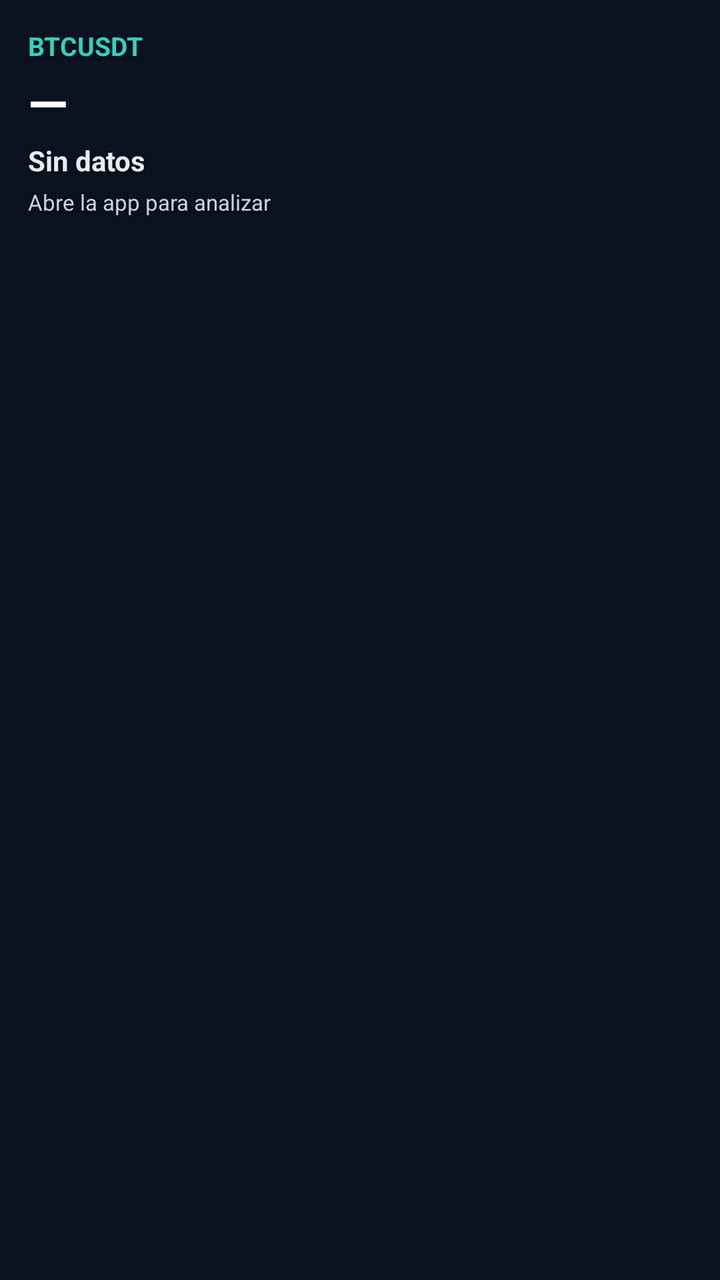
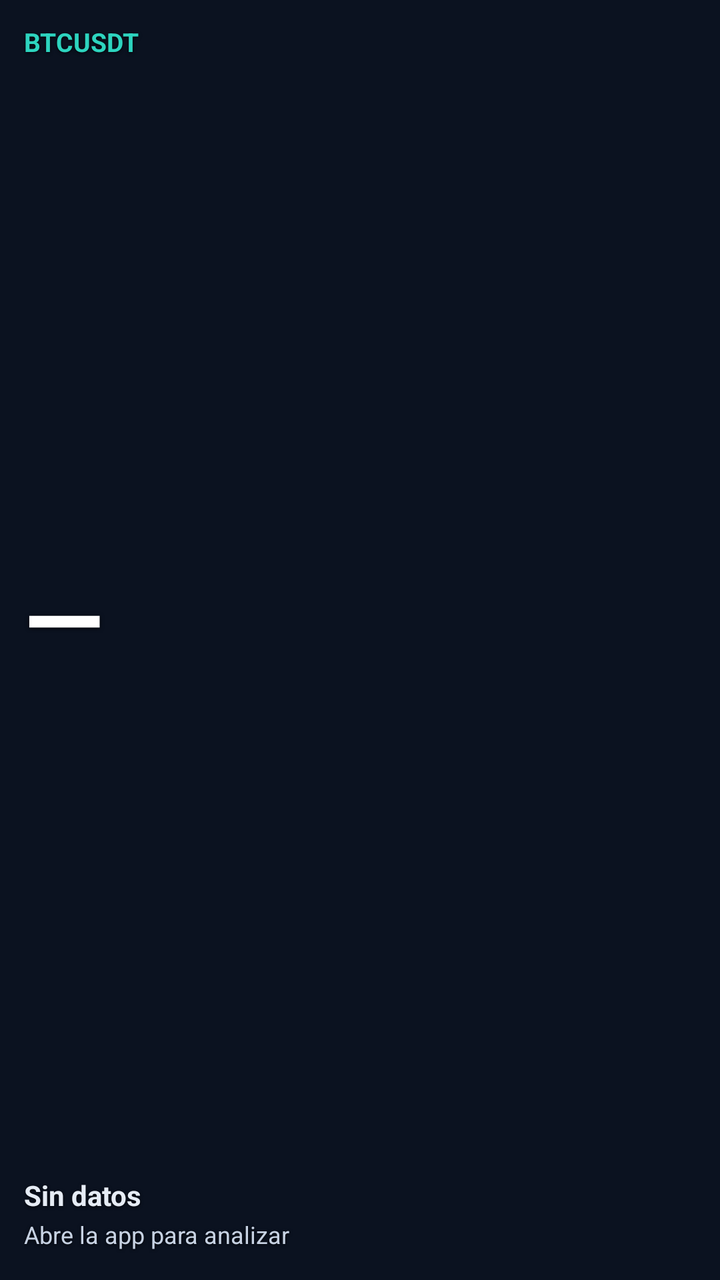

Before-and-after screenshots of an Android layout around one commit, followed by the original layout XML and the change that was made.
<!-- AndroidManifest.xml: application theme Theme.OctoTrading -->
<!-- res/layout/widget_octo.xml -->
<?xml version="1.0" encoding="utf-8"?>
<FrameLayout xmlns:android="http://schemas.android.com/apk/res/android"
    android:id="@+id/widget_root"
    android:layout_width="match_parent"
    android:layout_height="match_parent">

    <ImageView
        android:id="@+id/widget_bg_image"
        android:layout_width="match_parent"
        android:layout_height="match_parent"
        android:scaleType="fitXY"
        android:contentDescription="@null" />

    <LinearLayout
        android:layout_width="match_parent"
        android:layout_height="match_parent"
        android:orientation="vertical"
        android:padding="14dp">

        <TextView
            android:id="@+id/widget_symbol"
            android:layout_width="wrap_content"
            android:layout_height="wrap_content"
            android:textColor="#2DD4BF"
            android:textSize="13sp"
            android:textStyle="bold"
            android:shadowColor="#CC000000"
            android:shadowDx="0"
            android:shadowDy="1"
            android:shadowRadius="4"
            android:text="BTCUSDT" />

        <TextView
            android:id="@+id/widget_price"
            android:layout_width="wrap_content"
            android:layout_height="wrap_content"
            android:paddingTop="2dp"
            android:textColor="#FFFFFF"
            android:textSize="26sp"
            android:textStyle="bold"
            android:shadowColor="#CC000000"
            android:shadowDx="0"
            android:shadowDy="1"
            android:shadowRadius="5"
            android:text="—" />

        <TextView
            android:id="@+id/widget_action"
            android:layout_width="wrap_content"
            android:layout_height="wrap_content"
            android:paddingTop="2dp"
            android:textColor="#E6ECF5"
            android:textSize="14sp"
            android:textStyle="bold"
            android:shadowColor="#CC000000"
            android:shadowDx="0"
            android:shadowDy="1"
            android:shadowRadius="4"
            android:text="Sin datos" />

        <TextView
            android:id="@+id/widget_hint"
            android:layout_width="wrap_content"
            android:layout_height="wrap_content"
            android:paddingTop="4dp"
            android:textColor="#C7D2E3"
            android:textSize="11sp"
            android:shadowColor="#CC000000"
            android:shadowDx="0"
            android:shadowDy="1"
            android:shadowRadius="4"
            android:text="Abre la app para analizar" />

    </LinearLayout>

</FrameLayout>
<!-- resources referenced by this layout -->
<resources>
  <style name="Theme.OctoTrading" parent="android:Theme.Material.NoActionBar">
          <item name="android:statusBarColor">#0B1220</item>
          <item name="android:navigationBarColor">#0B1220</item>
          <item name="android:windowBackground">#0B1220</item>
      </style>
</resources>

<!-- the commit's change to res/layout/widget_octo.xml (unified diff, before → after) -->
@@ -15,12 +15,16 @@
         android:layout_width="match_parent"
         android:layout_height="match_parent"
         android:orientation="vertical"
-        android:padding="14dp">
+        android:padding="12dp">
 
         <TextView
             android:id="@+id/widget_symbol"
-            android:layout_width="wrap_content"
+            android:layout_width="match_parent"
             android:layout_height="wrap_content"
+            android:maxLines="1"
+            android:autoSizeTextType="uniform"
+            android:autoSizeMinTextSize="10sp"
+            android:autoSizeMaxTextSize="18sp"
             android:textColor="#2DD4BF"
             android:textSize="13sp"
             android:textStyle="bold"
@@ -32,11 +36,15 @@
 
         <TextView
             android:id="@+id/widget_price"
-            android:layout_width="wrap_content"
-            android:layout_height="wrap_content"
-            android:paddingTop="2dp"
+            android:layout_width="match_parent"
+            android:layout_height="0dp"
+            android:layout_weight="1"
+            android:gravity="center_vertical"
+            android:maxLines="1"
+            android:autoSizeTextType="uniform"
+            android:autoSizeMinTextSize="14sp"
+            android:autoSizeMaxTextSize="52sp"
             android:textColor="#FFFFFF"
-            android:textSize="26sp"
             android:textStyle="bold"
             android:shadowColor="#CC000000"
             android:shadowDx="0"
@@ -46,11 +54,13 @@
 
         <TextView
             android:id="@+id/widget_action"
-            android:layout_width="wrap_content"
+            android:layout_width="match_parent"
             android:layout_height="wrap_content"
-            android:paddingTop="2dp"
+            android:maxLines="1"
+            android:autoSizeTextType="uniform"
+            android:autoSizeMinTextSize="11sp"
+            android:autoSizeMaxTextSize="20sp"
             android:textColor="#E6ECF5"
-            android:textSize="14sp"
             android:textStyle="bold"
             android:shadowColor="#CC000000"
             android:shadowDx="0"
@@ -60,11 +70,14 @@
 
         <TextView
             android:id="@+id/widget_hint"
-            android:layout_width="wrap_content"
+            android:layout_width="match_parent"
             android:layout_height="wrap_content"
-            android:paddingTop="4dp"
+            android:maxLines="1"
+            android:autoSizeTextType="uniform"
+            android:autoSizeMinTextSize="9sp"
+            android:autoSizeMaxTextSize="12sp"
+            android:paddingTop="2dp"
             android:textColor="#C7D2E3"
-            android:textSize="11sp"
             android:shadowColor="#CC000000"
             android:shadowDx="0"
             android:shadowDy="1"
